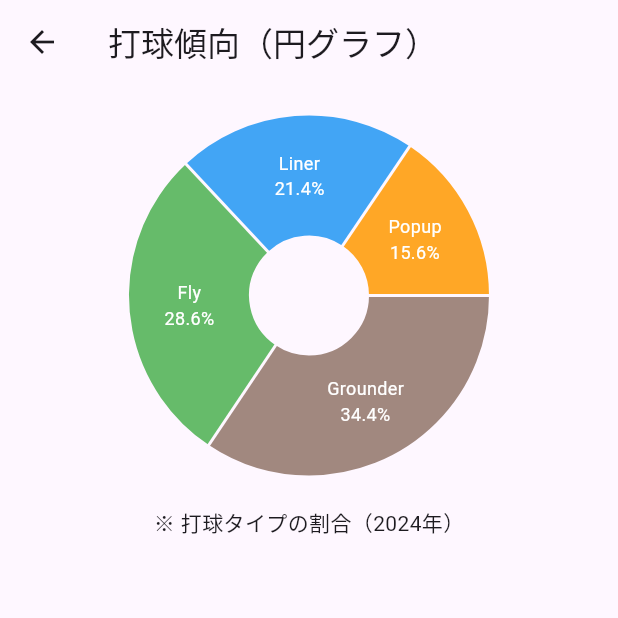
After one commit to suzukikeita1/flutter_application_1, a Flutter app: the screen it shows after launch, after a tap on "🥧 打球傾向（円グラフ）", on a phone screen of 412 x 824 dp, the top half of it. The commit adds this screen. Run offline on Flutter 3.47's test engine with Material 3 defaults, Android fonts, the phone set to English and light mode, and no system bars; drawn by our look-alikes of fl_chart; our stand-ins replace flutter_riverpod.

Commit message:
打球傾向を円グラフで表示

```diff
--- /dev/null
+++ b/lib/features/batted_ball/batted_ball_pie_screen.dart
@@ -0,0 +1,63 @@
+import 'package:flutter/material.dart';
+import 'package:fl_chart/fl_chart.dart';
+import 'package:flutter_riverpod/flutter_riverpod.dart';
+import 'package:flutter_application_1/providers/stat_provider.dart';
+
+class BattedBallPieScreen extends ConsumerWidget {
+  const BattedBallPieScreen({super.key});
+
+  @override
+  Widget build(BuildContext context, WidgetRef ref) {
+    final battedAsync = ref.watch(battedBallRatioProvider);
+
+    return Scaffold(
+      appBar: AppBar(title: const Text('打球傾向（円グラフ）')),
+      body: battedAsync.when(
+        loading: () => const Center(child: CircularProgressIndicator()),
+        error: (e, _) => Center(child: Text('エラー: $e')),
+        data: (ratios) {
+          final entries = ratios.entries.toList();
+          final total = ratios.values.reduce((a, b) => a + b);
+
+          return Padding(
+            padding: const EdgeInsets.all(16),
+            child: Column(
+              children: [
+                SizedBox(
+                  height: 250,
+                  child: PieChart(
+                    PieChartData(
+                      sectionsSpace: 2,
+                      centerSpaceRadius: 40,
+                      sections: entries.asMap().entries.map((entry) {
+                        final index = entry.key;
+                        final label = entry.value.key;
+                        final value = entry.value.value;
+                        final percent = (value / total * 100).toStringAsFixed(1);
+                        final colors = [
+                          Colors.brown[300],
+                          Colors.green[400],
+                          Colors.blue[400],
+                          Colors.orange[400]
+                        ];
+                        return PieChartSectionData(
+                          value: value,
+                          title: '$label\n$percent%',
+                          radius: 80,
+                          titleStyle: const TextStyle(fontSize: 12, color: Colors.white),
+                          color: colors[index % colors.length],
+                        );
+                      }).toList(),
+                    ),
+                  ),
+                ),
+                const SizedBox(height: 16),
+                const Text('※ 打球タイプの割合（2024年）'),
+              ],
+            ),
+          );
+        },
+      ),
+    );
+  }
+}
--- a/lib/features/menu/analysis_menu_screen.dart
+++ b/lib/features/menu/analysis_menu_screen.dart
@@ -5,6 +5,7 @@ import 'package:flutter_application_1/features/ops/monthly_ops_screen.dart';
 import 'package:flutter_application_1/features/scatter/launch_scatter_screen.dart';
 import 'package:flutter_application_1/features/zone/zone_heatmap_screen.dart';
 import 'package:flutter_application_1/features/handedness/lr_batting_chart_screen.dart';
+import 'package:flutter_application_1/features/batted_ball/batted_ball_pie_screen.dart';
 import 'package:flutter_application_1/providers/stat_provider.dart';
 
 // 初期メニュー画面
@@ -73,6 +74,17 @@ class AnalysisMenuScreen extends ConsumerWidget {
                 ),
               ),
             ),
+            const Divider(),
+            ListTile(
+              title: const Text('🥧 打球傾向（円グラフ）'),
+              trailing: const Icon(Icons.chevron_right),
+              onTap: () {
+                Navigator.push(
+                  context,
+                  MaterialPageRoute(builder: (_) => const BattedBallPieScreen()),
+                );
+              },
+            ),
           ],
         ),
         loading: () => const Center(child: CircularProgressIndicator()),
--- a/lib/providers/stat_provider.dart
+++ b/lib/providers/stat_provider.dart
@@ -34,3 +34,11 @@ final lrBattingStatsProvider = FutureProvider<List<PitcherHandStat>>((ref) async
   final List<dynamic> jsonList = jsonMap['lr_batting_avg'];
   return jsonList.map((e) => PitcherHandStat.fromJson(e)).toList();
 });
+
+final battedBallRatioProvider = FutureProvider<Map<String, double>>((ref) async {
+  final jsonString = await rootBundle.loadString('assets/ohtani_analysis_output.json');
+  final jsonMap = jsonDecode(jsonString);
+  final rawMap = jsonMap['batted_ball_ratio'] as Map<String, dynamic>;
+
+  return rawMap.map((key, value) => MapEntry(key, (value as num).toDouble()));
+});
```
Also changed, not shown: 8 other files.
